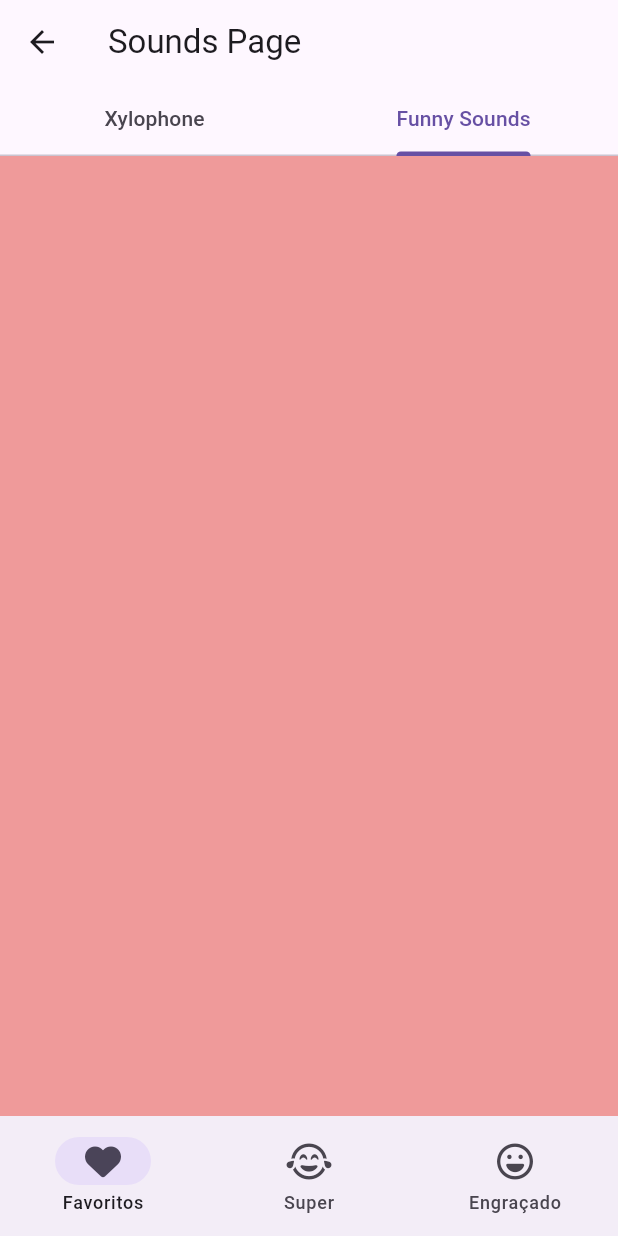
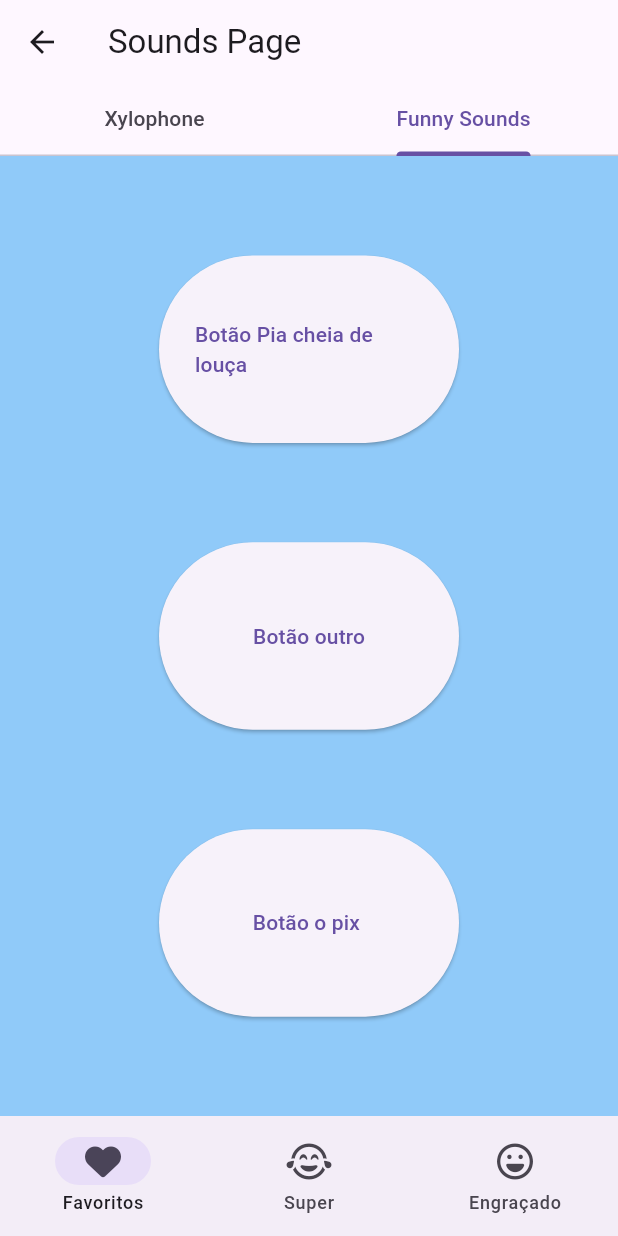
Before and after one commit to tbgbarros/apps_playground, a Flutter app: the SoundsPage screen opened by its route, tab 2 chosen, on a phone screen of 412 x 824 dp. Run offline on Flutter 3.47's test engine with Material 3 defaults, Android fonts, the light colour scheme and no system bars; our stand-ins replace font_awesome_flutter, just_audio.

Commit message:
botoes e laout

```diff
--- a/lib/src/features/home/presentation/home_page.dart
+++ b/lib/src/features/home/presentation/home_page.dart
@@ -1,8 +1,4 @@
-import 'package:apps_playground/src/features/sounds/presentation/sounds_page.dart';
-import 'package:apps_playground/src/features/sounds/presentation/xylophone_page.dart';
 import 'package:flutter/material.dart';
-
-import '../../insanelybutton/presentation/insanely_button_page.dart';
 
 class HomePage extends StatefulWidget {
   const HomePage({super.key});
@@ -40,19 +36,21 @@ class _HomePageState extends State<HomePage> {
       ),
       body: Center(
         child: Column(
-          mainAxisAlignment: MainAxisAlignment.center,
+          mainAxisAlignment: MainAxisAlignment.spaceEvenly,
           children: [
-            FilledButton(
+            FilledButton.icon(
               onPressed: () {
                 Navigator.of(context).pushNamed('/sounds');
               },
-              child: const Text('Sounds Page'),
+              label: const Text('Sounds Page'),
+              icon: Icon(Icons.bookmark_add),
             ),
-            FilledButton(
+            FilledButton.icon(
               onPressed: () {
                 Navigator.of(context).pushNamed('/insanebutton');
               },
-              child: const Text('InsanelyButton'),
+              icon: Icon(Icons.favorite),
+              label: Text('InsanelyButton'),
             ),
             FilledButton(
               onPressed: () {
--- a/lib/src/features/sounds/presentation/funny_sounds_page.dart
+++ b/lib/src/features/sounds/presentation/funny_sounds_page.dart
@@ -1,5 +1,7 @@
+import 'package:apps_playground/src/features/sounds/presentation/widgets/funny_button_widget.dart';
 import 'package:flutter/material.dart';
 import 'package:font_awesome_flutter/font_awesome_flutter.dart';
+import 'package:just_audio/just_audio.dart';
 
 class FunnySoundsPage extends StatefulWidget {
   const FunnySoundsPage({super.key});
@@ -8,19 +10,102 @@ class FunnySoundsPage extends StatefulWidget {
   State<FunnySoundsPage> createState() => _FunnySoundsPageState();
 }
 
+
+
 class _FunnySoundsPageState extends State<FunnySoundsPage> {
   int selectIndex = 0;
+  final player = AudioPlayer();
+
+  void playAudio(int asseId) async {
+    await player.setAsset('assets/audio/som$asseId.mp3');
+    await player.play();
+  }
+
   @override
   Widget build(BuildContext context) {
     final pages = [
       Container(
-        color: Colors.red.shade200,
+        color: Colors.blue.shade200,
+        child: Center(
+          child: Column(
+            mainAxisAlignment: MainAxisAlignment.spaceEvenly,
+            children: [
+              FunnyButtonWidget(
+                  assetId: 1, callBack: playAudio, name: 'Pia cheia de louça'),
+              FunnyButtonWidget(
+                  assetId: 2, callBack: playAudio, name: 'outro'),
+              FunnyButtonWidget(
+                  assetId: 3, callBack: playAudio, name: 'o pix '),
+            ],
+          ),
+        ),
       ),
       Container(
-        color: Colors.green.shade200,
+        child: Center(
+          child: ListView(
+            children: [
+              ListTile(
+                onTap: (){},
+                leading: const FaIcon(FontAwesomeIcons.fly),
+                title: const Text('Jogao'),
+                subtitle: const Text('incrivel jogo de roubar seu dinheiro'),
+              ),
+              Row(
+                children: [
+                  IconButton(onPressed: (){}, icon: Icon(Icons.favorite)),
+                  IconButton(onPressed: (){}, icon: Icon(Icons.book_online)),
+                  IconButton(onPressed: (){}, icon: Icon(Icons.favorite)),
+                  IconButton(onPressed: (){}, icon: Icon(Icons.favorite)),
+                ],
+              ),
+              Column(
+                children: [
+                  const ListTile(
+                    leading: CircleAvatar(
+                      backgroundColor: Colors.red,
+                    ),
+                    title: Text('Name'),
+                    subtitle: Text('email@email.com'),
+                  ),
+                  Container(
+                    height: 200,
+                    color: Colors.red.shade200,
+                  ),
+                  OverflowBar(
+                    alignment: MainAxisAlignment.start,
+                    children: [
+                      IconButton(onPressed: (){}, icon: Icon(Icons.favorite)),
+                      IconButton(onPressed: (){}, icon: Icon(Icons.favorite)),
+                      IconButton(onPressed: (){}, icon: Icon(Icons.favorite)),
+                      IconButton(onPressed: (){}, icon: Icon(Icons.favorite)),
+                    ],
+                  )
+                ],
+              ),
+
+            ],
+          ),
+        ),
       ),
       Container(
         color: Colors.blue.shade200,
+        child: Center(
+          child: Wrap(
+
+            spacing: 8,
+            runSpacing: 8,
+            alignment: WrapAlignment.center,
+
+            children: [
+              FunnyButtonWidget(
+                  assetId: 1, callBack: playAudio, name: 'Pia cheia de louça'),
+              FunnyButtonWidget(
+                  assetId: 2, callBack: playAudio, name: 'outro'),
+              FunnyButtonWidget(
+                  assetId: 3, callBack: playAudio, name: 'o pix '),
+            ],
+          ),
+        ),
       )
     ];
     return Scaffold(
--- a/lib/src/features/sounds/presentation/sounds_page.dart
+++ b/lib/src/features/sounds/presentation/sounds_page.dart
@@ -11,6 +11,9 @@ class SoundsPage extends StatefulWidget {
 }
 
 class _SoundsPageState extends State<SoundsPage> {
+  int selectIndex=0;
+
+
   @override
   Widget build(BuildContext context) {
     return DefaultTabController(
--- /dev/null
+++ b/lib/src/features/sounds/presentation/widgets/funny_button_widget.dart
@@ -0,0 +1,25 @@
+import 'package:flutter/material.dart';
+
+class FunnyButtonWidget extends StatelessWidget {
+  const FunnyButtonWidget({
+    super.key,
+    required this.assetId,
+    required this.callBack,
+    required this.name
+  });
+
+  final int assetId;
+  final String name;
+  final void Function(int) callBack;
+
+  @override
+  Widget build(BuildContext context) {
+    return SizedBox(
+      width: 200,
+      height: 125,
+      child: ElevatedButton(onPressed: (){
+        callBack(assetId);
+      }, child: Text('Botão $name')),
+    );
+  }
+}
--- a/lib/src/features/sounds/presentation/widgets/xylophone_button_widget.dart
+++ b/lib/src/features/sounds/presentation/widgets/xylophone_button_widget.dart
@@ -16,7 +16,7 @@ class XylophoneButtonWidget extends StatelessWidget {
   Widget build(BuildContext context) {
     return Expanded(
       child: InkWell(
-        overlayColor: WidgetStatePropertyAll<Color>(Colors.black38),
+        overlayColor: const WidgetStatePropertyAll<Color>(Colors.black38),
         onTap: () {
           callBack(assetId);
         },
--- a/pubspec.yaml
+++ b/pubspec.yaml
@@ -19,7 +19,7 @@ publish_to: 'none' # Remove this line if you wish to publish to pub.dev
 version: 1.0.0+1
 
 environment:
-  sdk: ^3.5.1
+  sdk: ^3.5.0
 
 # Dependencies specify other packages that your package needs in order to work.
 # To automatically upgrade your package dependencies to the latest versions
```
Also changed, not shown: pubspec.lock, 3 other files.
